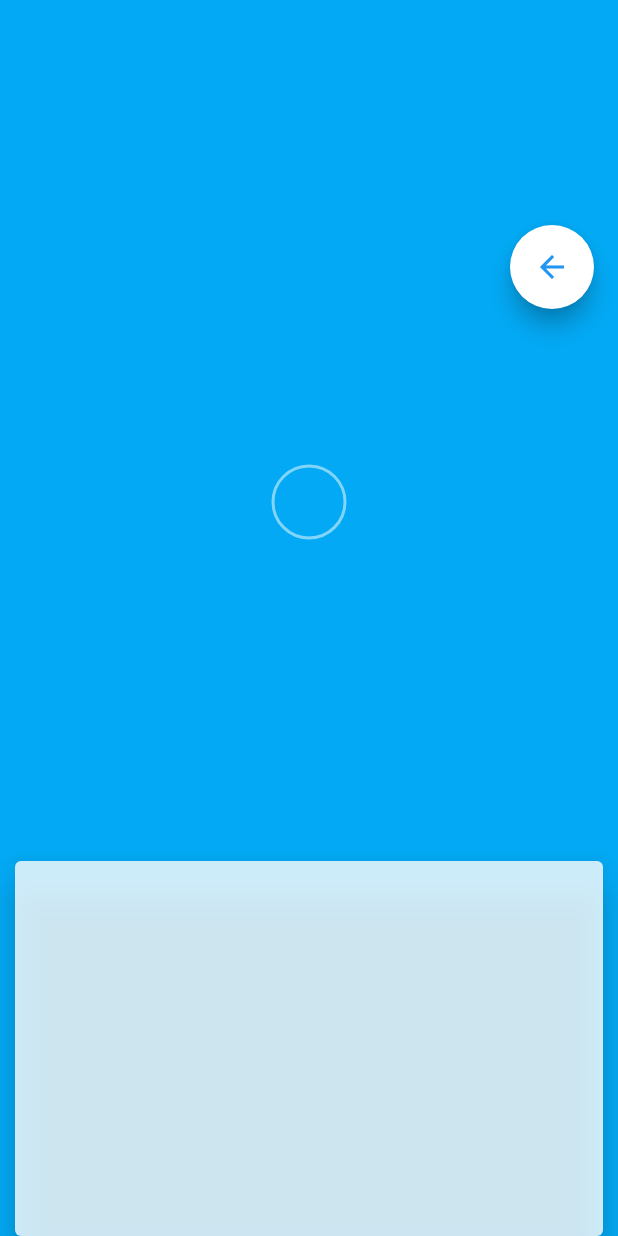
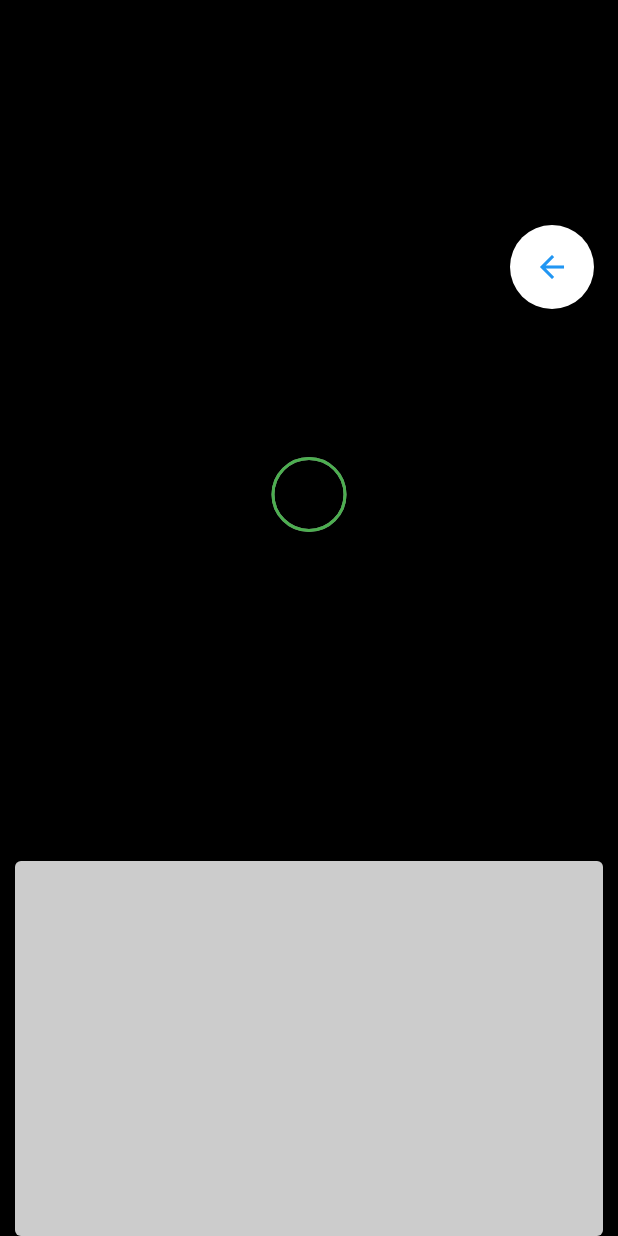
Before and after one commit to jonnyk20/animal_id, a Flutter app: the DetectionScreen screen opened by its route, on a phone screen of 412 x 824 dp. Run offline on Flutter 3.47's test engine with Material 2 defaults, Android fonts, the phone set to English and light mode, and no system bars; our stand-ins replace camera, flutter_redux, redux; missing offline and left inert: tflite.

Commit message:
Setting up detection animation

```diff
--- a/lib/screens/detection_screen.dart
+++ b/lib/screens/detection_screen.dart
@@ -4,7 +4,7 @@ import 'package:animal_id/widgets/detector.dart';
 import 'package:animal_id/widgets/fake_detector.dart';
 import 'package:animal_id/widgets/info_box.dart';
 import 'package:animal_id/widgets/bounding_box.dart';
-import 'package:animal_id/widgets/target.dart';
+import 'package:animal_id/widgets/target/target.dart';
 import 'package:flutter_redux/flutter_redux.dart';
 import 'package:animal_id/models/app_state_model.dart';
 import 'package:animal_id/models/detection_model.dart';
--- a/lib/widgets/fake_detector.dart
+++ b/lib/widgets/fake_detector.dart
@@ -7,7 +7,7 @@ class FakeDetector extends StatelessWidget {
       children: <Widget>[
         Expanded(
           child: Container(
-            color: Colors.lightBlue,
+            color: Colors.black,
           ),
         )
       ],
--- a/lib/widgets/target.dart
+++ /dev/null
@@ -1,27 +0,0 @@
-import 'package:flutter/material.dart';
-
-class Target extends StatelessWidget {
-  final bool isTargeting;
-  Target(this.isTargeting);
-  Widget build(BuildContext context) {
-    Color color = (isTargeting ? Colors.green : Colors.white).withOpacity(0.5);
-    return Center(
-      child: Container(
-        alignment: FractionalOffset(0.5, 0.4),
-        child: Container(
-          // constraints: BoxConstraints(maxHeight: 50.0, maxWidth: 50.0),
-          height: 50.0,
-          width: 50.0,
-          decoration: new BoxDecoration(
-            shape: BoxShape.circle,
-            border: new Border.all(
-              color: color,
-              width: 2.0,
-              style: BorderStyle.solid,
-            ),
-          ),
-        ),
-      ),
-    );
-  }
-}
--- /dev/null
+++ b/lib/widgets/target/animated_target.dart
@@ -0,0 +1,99 @@
+import 'package:flutter/material.dart';
+
+class AnimatedTarget extends StatefulWidget {
+  _AnimatedTargetState createState() {
+    return _AnimatedTargetState();
+  }
+}
+
+class _AnimatedTargetState extends State<AnimatedTarget>
+    with TickerProviderStateMixin {
+  Animation<double> targetAnimation;
+  AnimationController targetController;
+
+  initState() {
+    super.initState();
+
+    targetController = AnimationController(
+      duration: Duration(milliseconds: 200),
+      vsync: this,
+    );
+
+    targetAnimation = Tween(
+      begin: 0.0,
+      end: 10.0,
+    ).animate(
+      CurvedAnimation(
+        parent: targetController,
+        curve: Curves.linear,
+      ),
+    );
+
+    targetController.forward();
+
+    targetAnimation.addStatusListener((status) {
+      if (status == AnimationStatus.completed) {
+        targetController.repeat();
+      }
+    });
+  }
+
+  dispose() {
+    targetController.dispose();
+    super.dispose();
+  }
+
+  buildTargetAnimation() {
+    return AnimatedBuilder(
+      animation: targetAnimation,
+      builder: (context, child) {
+        Size screen = MediaQuery.of(context).size;
+        double targetSize = 50;
+        double top = (screen.height * 0.4) - (targetSize / 2);
+        return Positioned(
+          top: top - (targetAnimation.value / 2),
+          child: Container(
+            height: targetSize + targetAnimation.value,
+            width: targetSize + targetAnimation.value,
+            decoration: new BoxDecoration(
+              shape: BoxShape.circle,
+              border: new Border.all(
+                color: Colors.green,
+                width: 2.0,
+                style: BorderStyle.solid,
+              ),
+            ),
+          ),
+        );
+
+        // return Container(
+        //   height: targetSize + targetAnimation.value,
+        //   width: targetSize + targetAnimation.value,
+        //   decoration: new BoxDecoration(
+        //     shape: BoxShape.circle,
+        //     border: new Border.all(
+        //       color: Colors.green,
+        //       width: 2.0,
+        //       style: BorderStyle.solid,
+        //     ),
+        //   ),
+        // );
+      },
+    );
+  }
+
+  Widget build(BuildContext context) {
+    // return Container(
+    //   height: 75.0,
+    //   decoration: new BoxDecoration(
+    //     shape: BoxShape.circle,
+    //     border: new Border.all(
+    //       color: Colors.green,
+    //       width: 2.0,
+    //       style: BorderStyle.solid,
+    //     ),
+    //   ),
+    // );
+    return buildTargetAnimation();
+  }
+}
--- /dev/null
+++ b/lib/widgets/target/target.dart
@@ -0,0 +1,39 @@
+import 'package:flutter/material.dart';
+import 'package:animal_id/widgets/target/animated_target.dart';
+
+class Target extends StatelessWidget {
+  final bool isTargeting;
+  Target(this.isTargeting);
+
+  Widget build(BuildContext context) {
+    Color color = (isTargeting ? Colors.green : Colors.white).withOpacity(0.5);
+    Size screen = MediaQuery.of(context).size;
+    double targetSize = 50;
+    double top = (screen.height * 0.4) - (targetSize / 2);
+    return Center(
+      child: Container(
+        child: Stack(
+          alignment: AlignmentDirectional.center,
+          children: <Widget>[
+            Positioned(
+              top: top,
+              child: Container(
+                height: targetSize,
+                width: targetSize,
+                decoration: new BoxDecoration(
+                  shape: BoxShape.circle,
+                  border: new Border.all(
+                    color: color,
+                    width: 2.0,
+                    style: BorderStyle.solid,
+                  ),
+                ),
+              ),
+            ),
+            AnimatedTarget(),
+          ],
+        ),
+      ),
+    );
+  }
+}
```
